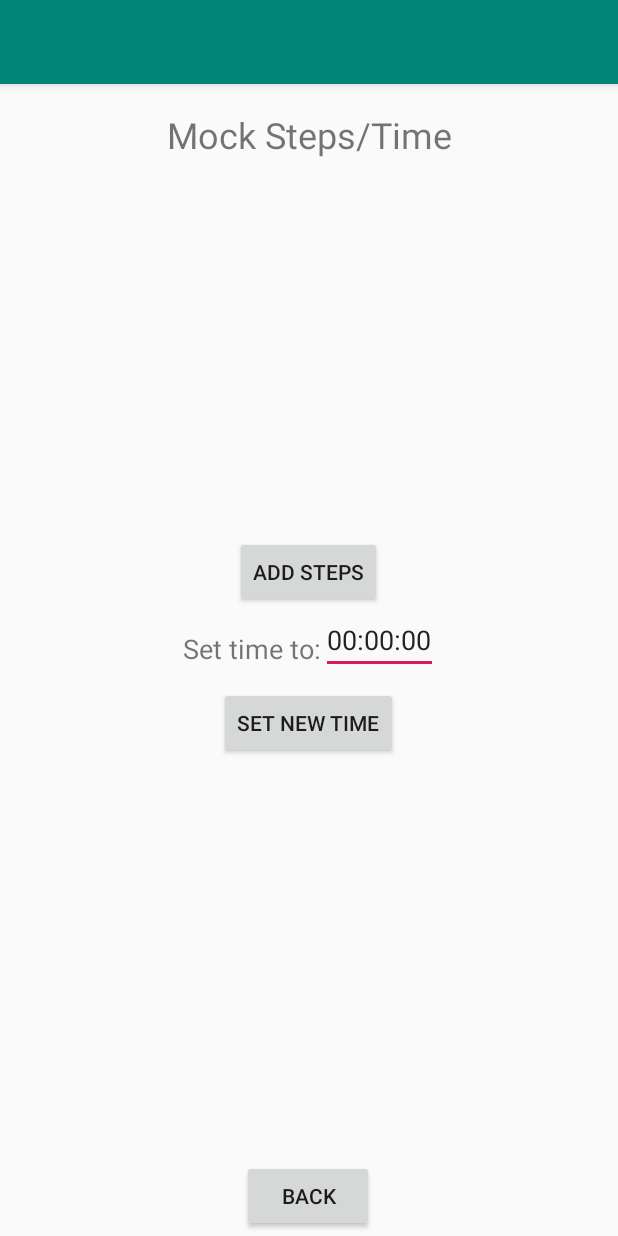
After one commit to UCSD-CSE-110-2020/team-project-team28, an Android app: the MockScreenActivity screen opened directly, with no data from a screen before it, on a phone screen of 412 x 824 dp. The commit adds this screen. Run offline under Robolectric (Android 15) with nearby library versions, the phone set to English and light mode, and no system bars.

Commit message:
mockSteps working + unit test

```diff
--- a/app/src/main/AndroidManifest.xml
+++ b/app/src/main/AndroidManifest.xml
@@ -9,6 +9,9 @@
         android:roundIcon="@mipmap/ic_launcher_round"
         android:supportsRtl="true"
         android:theme="@style/AppTheme">
+        <activity
+            android:name=".MockScreenActivity"
+            android:theme="@style/AppTheme.NoActionBar"></activity>
 
         <service
             android:name=".GoogleFitService"
--- /dev/null
+++ b/app/src/main/java/com/example/wwr/MockScreenActivity.java
@@ -0,0 +1,64 @@
+package com.example.wwr;
+
+import android.content.Intent;
+import android.content.SharedPreferences;
+import android.os.Bundle;
+
+import com.google.android.material.floatingactionbutton.FloatingActionButton;
+import com.google.android.material.snackbar.Snackbar;
+
+import androidx.appcompat.app.AppCompatActivity;
+import androidx.appcompat.widget.Toolbar;
+
+import android.view.View;
+import android.widget.Button;
+
+public class MockScreenActivity extends AppCompatActivity {
+
+    @Override
+    protected void onCreate(Bundle savedInstanceState) {
+        super.onCreate(savedInstanceState);
+        setContentView(R.layout.activity_mock_screen);
+        //Toolbar toolbar = findViewById(R.id.toolbar);
+        //setSupportActionBar(toolbar);
+
+//        FloatingActionButton fab = findViewById(R.id.fab);
+//        fab.setOnClickListener(new View.OnClickListener() {
+//            @Override
+//            public void onClick(View view) {
+//                Snackbar.make(view, "Replace with your own action", Snackbar.LENGTH_LONG)
+//                        .setAction("Action", null).show();
+//            }
+//        });
+
+        Button backToMainMenu = (Button) findViewById(R.id.backToMainMenuButton);
+        backToMainMenu.setOnClickListener(new View.OnClickListener() {
+            @Override
+            public void onClick(View view) {
+                Intent intent = new Intent(getApplicationContext(), MainActivity.class);
+                startActivity(intent);
+            }
+        });
+
+        Button addSteps = (Button) findViewById(R.id.addMockSteps);
+        addSteps.setOnClickListener(new View.OnClickListener() {
+            @Override
+            public void onClick(View view) {
+                //MainActivity.stepMultiplier++;
+                SharedPreferences prefs = getSharedPreferences("prefs",MODE_PRIVATE);
+                boolean firstMultiplier = prefs.getBoolean("firstMultiplier", true);
+                SharedPreferences.Editor editor = prefs.edit();
+                if (firstMultiplier) {
+                    editor.putBoolean("firstMultiplier", false);
+                    editor.putInt("stepMultiplierCount", 1);
+                    editor.apply();
+                } else {
+                    int temp = prefs.getInt("stepMultiplierCount", 0);
+                    editor.putInt("stepMultiplierCount", ++temp);
+                    editor.apply();
+                }
+            }
+        });
+    }
+
+}
--- /dev/null
+++ b/app/src/main/res/layout/activity_mock_screen.xml
@@ -0,0 +1,26 @@
+<?xml version="1.0" encoding="utf-8"?>
+<androidx.coordinatorlayout.widget.CoordinatorLayout xmlns:android="http://schemas.android.com/apk/res/android"
+    xmlns:app="http://schemas.android.com/apk/res-auto"
+    xmlns:tools="http://schemas.android.com/tools"
+    android:layout_width="match_parent"
+    android:layout_height="match_parent"
+    tools:context=".MockScreenActivity">
+
+    <com.google.android.material.appbar.AppBarLayout
+        android:layout_width="match_parent"
+        android:layout_height="wrap_content"
+        android:theme="@style/AppTheme.AppBarOverlay">
+
+        <androidx.appcompat.widget.Toolbar
+            android:id="@+id/toolbar"
+            android:layout_width="match_parent"
+            android:layout_height="?attr/actionBarSize"
+            android:background="?attr/colorPrimary"
+            app:popupTheme="@style/AppTheme.PopupOverlay" />
+
+    </com.google.android.material.appbar.AppBarLayout>
+
+    <include layout="@layout/content_mock_screen" />
+
+
+</androidx.coordinatorlayout.widget.CoordinatorLayout>
--- /dev/null
+++ b/app/src/main/res/layout/content_mock_screen.xml
@@ -0,0 +1,85 @@
+<?xml version="1.0" encoding="utf-8"?>
+<androidx.constraintlayout.widget.ConstraintLayout xmlns:android="http://schemas.android.com/apk/res/android"
+    xmlns:app="http://schemas.android.com/apk/res-auto"
+    xmlns:tools="http://schemas.android.com/tools"
+    android:layout_width="match_parent"
+    android:layout_height="match_parent"
+    app:layout_behavior="@string/appbar_scrolling_view_behavior"
+    tools:context=".MockScreenActivity"
+    tools:showIn="@layout/activity_mock_screen">
+
+    <TextView
+        android:id="@+id/textView"
+        android:layout_width="wrap_content"
+        android:layout_height="wrap_content"
+        android:text="Mock Steps/Time"
+        android:textSize="24sp"
+        app:layout_constraintBottom_toBottomOf="parent"
+        app:layout_constraintEnd_toEndOf="parent"
+        app:layout_constraintStart_toStartOf="parent"
+        app:layout_constraintTop_toTopOf="parent"
+        app:layout_constraintVertical_bias="0.024" />
+
+    <Button
+        android:id="@+id/backToMainMenuButton"
+        android:layout_width="wrap_content"
+        android:layout_height="wrap_content"
+        android:text="Back"
+        app:layout_constraintBottom_toBottomOf="parent"
+        app:layout_constraintEnd_toEndOf="parent"
+        app:layout_constraintHorizontal_bias="0.498"
+        app:layout_constraintStart_toStartOf="parent"
+        app:layout_constraintTop_toBottomOf="@+id/textView"
+        app:layout_constraintVertical_bias="0.996" />
+
+    <Button
+        android:id="@+id/addMockSteps"
+        android:layout_width="wrap_content"
+        android:layout_height="wrap_content"
+        android:text="Add steps"
+        app:layout_constraintBottom_toTopOf="@+id/backToMainMenuButton"
+        app:layout_constraintEnd_toEndOf="parent"
+        app:layout_constraintHorizontal_bias="0.498"
+        app:layout_constraintStart_toStartOf="parent"
+        app:layout_constraintTop_toBottomOf="@+id/textView"
+        app:layout_constraintVertical_bias="0.406" />
+
+    <TextView
+        android:id="@+id/mockTimeLabel"
+        android:layout_width="wrap_content"
+        android:layout_height="wrap_content"
+        android:text="Set time to:"
+        android:textSize="18sp"
+        app:layout_constraintBottom_toTopOf="@+id/backToMainMenuButton"
+        app:layout_constraintEnd_toEndOf="parent"
+        app:layout_constraintHorizontal_bias="0.381"
+        app:layout_constraintStart_toStartOf="parent"
+        app:layout_constraintTop_toBottomOf="@+id/addMockSteps"
+        app:layout_constraintVertical_bias="0.042" />
+
+    <EditText
+        android:id="@+id/editText"
+        android:layout_width="78dp"
+        android:layout_height="41dp"
+        android:ems="10"
+        android:inputType="textPersonName"
+        android:text="00:00:00"
+        app:layout_constraintBottom_toTopOf="@+id/backToMainMenuButton"
+        app:layout_constraintEnd_toEndOf="parent"
+        app:layout_constraintHorizontal_bias="0.0"
+        app:layout_constraintStart_toEndOf="@+id/mockTimeLabel"
+        app:layout_constraintTop_toBottomOf="@+id/addMockSteps"
+        app:layout_constraintVertical_bias="0.008" />
+
+    <Button
+        android:id="@+id/setMockTime"
+        android:layout_width="wrap_content"
+        android:layout_height="wrap_content"
+        android:text="Set new Time"
+        app:layout_constraintBottom_toTopOf="@+id/backToMainMenuButton"
+        app:layout_constraintEnd_toEndOf="parent"
+        app:layout_constraintHorizontal_bias="0.498"
+        app:layout_constraintStart_toStartOf="parent"
+        app:layout_constraintTop_toBottomOf="@+id/mockTimeLabel"
+        app:layout_constraintVertical_bias="0.047" />
+</androidx.constraintlayout.widget.ConstraintLayout>
```
Also changed, not shown: app/src/main/java/com/example/wwr/MainActivity.java (+23 -3 lines), app/src/main/res/layout/content_main.xml (+10 -0 lines), 1 other file.
